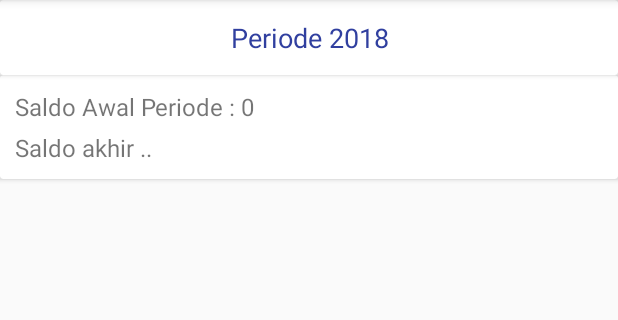
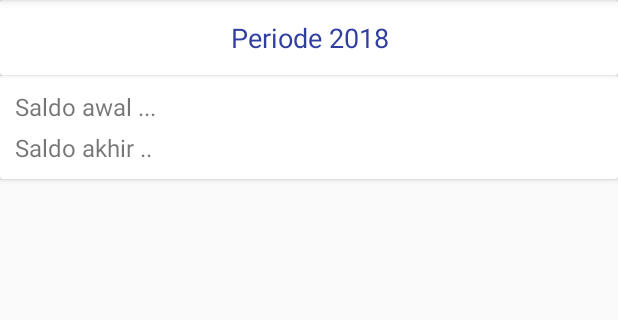
Before and after one commit to renosyah/myjournal, an Android app: the MainActivity screen opened directly, with no data from a screen before it, on a phone screen of 412 x 824 dp, the part 84-404 px from its top. Run offline under Robolectric (Android 15) with nearby library versions, the phone set to English and light mode, and no system bars; our stand-ins replace Picasso; libraries missing offline, so code that uses them is left out: io.grpc; 17 statements that could not run were skipped.

Commit message:
update project

```diff
--- a/android/MyJournal/app/src/main/java/com/example/renosyahputra/myjournal/MainActivity.kt
+++ b/android/MyJournal/app/src/main/java/com/example/renosyahputra/myjournal/MainActivity.kt
@@ -179,8 +179,6 @@ class MainActivity : AppCompatActivity(), NavigationView.OnNavigationItemSelecte
 
     override fun onCreateOptionsMenu(menu: Menu): Boolean {
         menuInflater.inflate(R.menu.main, menu)
-        val setting = menu.findItem(R.id.action_settings)
-        setting.setTitle("Setting")
 
         val exit = menu.findItem(R.id.exit)
         exit.setTitle("Exit")
@@ -189,10 +187,6 @@ class MainActivity : AppCompatActivity(), NavigationView.OnNavigationItemSelecte
 
     override fun onOptionsItemSelected(item: MenuItem): Boolean {
         when (item.itemId) {
-            R.id.action_settings ->{
-
-                return true
-            }
             R.id.exit -> {
                 System.exit(0)
                 return true
--- a/android/MyJournal/app/src/main/java/com/example/renosyahputra/myjournal/dataCatatan/laporan/LaporanAllCatatan.kt
+++ b/android/MyJournal/app/src/main/java/com/example/renosyahputra/myjournal/dataCatatan/laporan/LaporanAllCatatan.kt
@@ -53,16 +53,16 @@ class LaporanAllCatatan : Fragment(),View.OnClickListener{
 
     private fun ShowPeriode(){
         val allPeriod = FunctionInLaporanFragment.GetAllPeriodeInGroup(dataList)
-        FunctionInLaporanFragment.ShowAllPeriod(ctx,allPeriod,dataList,list_catatan_listview,periodeSet,LayoitListLaporan,saldoAkhir)
+        FunctionInLaporanFragment.ShowAllPeriod(ctx,allPeriod,dataList,list_catatan_listview,periodeSet,LayoitListLaporan,saldoAkhir,saldoAwal)
     }
 
 
     private fun DefaultLaporanByperiode(){
         val now = java.util.Calendar.getInstance()
         val year = now.get(java.util.Calendar.YEAR)
-        FunctionInLaporanFragment.setListLaporanByPeriode(ctx,year,dataList,list_catatan_listview,LayoitListLaporan,saldoAkhir)
+        FunctionInLaporanFragment.setListLaporanByPeriode(ctx,year,dataList,list_catatan_listview,LayoitListLaporan,saldoAkhir,saldoAwal)
         periodeSet.setText("Periode "+year.toString())
-        saldoAwal.setText("Saldo Awal Periode : 0")
+
 
     }
 
--- a/android/MyJournal/app/src/main/res/layout/laporan_periode.xml
+++ b/android/MyJournal/app/src/main/res/layout/laporan_periode.xml
@@ -1,8 +1,12 @@
 <?xml version="1.0" encoding="utf-8"?>
 <LinearLayout
-    xmlns:android="http://schemas.android.com/apk/res/android" android:layout_width="match_parent"
+    xmlns:android="http://schemas.android.com/apk/res/android"
+    android:layout_width="match_parent"
     android:layout_height="match_parent"
-    android:orientation="vertical">
+    android:orientation="vertical"
+    android:focusable="true"
+    android:focusedByDefault="true"
+    android:focusableInTouchMode="true">
 
     <ScrollView
         android:layout_width="match_parent"
--- a/android/MyJournal/app/src/main/res/menu/main.xml
+++ b/android/MyJournal/app/src/main/res/menu/main.xml
@@ -1,11 +1,6 @@
 <?xml version="1.0" encoding="utf-8"?>
 <menu xmlns:android="http://schemas.android.com/apk/res/android"
     xmlns:app="http://schemas.android.com/apk/res-auto">
-    <item
-        android:id="@+id/action_settings"
-        android:orderInCategory="100"
-        android:title="@string/action_settings"
-        app:showAsAction="never" />
 
     <item
         android:id="@+id/exit"
```
Also changed, not shown: android/MyJournal/app/src/main/java/com/example/renosyahputra/myjournal/dataCatatan/laporan/res/FunctionInLaporanFragment.kt (+11 -5 lines), android/MyJournal/app/src/main/java/com/example/renosyahputra/myjournal/res/EditCatatan.kt (+8 -1 lines), android/MyJournal/app/src/main/java/com/example/renosyahputra/myjournal/res/ListCatatan.kt (+9 -0 lines), android/MyJournal/app/src/main/java/com/example/renosyahputra/myjournal/res/customAdapter/CustomAdapterLaporan.kt (+6 -5 lines), android/MyJournal/app/src/main/res/layout/listcatatan.xml (+10 -0 lines), 3 other files.
